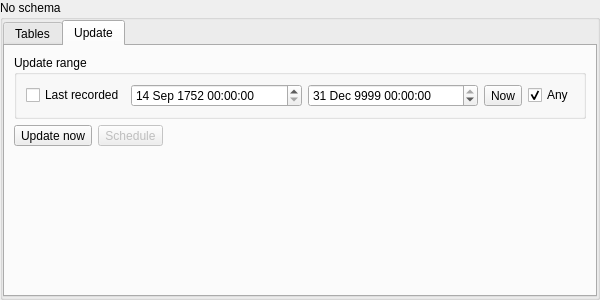
alexe-mgn/MCHSMediaAnalysis, file ui/UI/SchemaMenu.ui: the form before one commit.
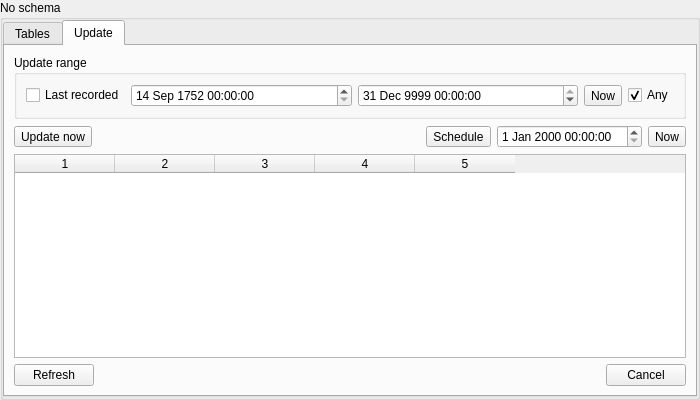
The form after the commit. The open tabs and pages were chosen to show the change.

Commit message: Created scheduled update system, fixed UserMenu empty table name.

```diff
--- a/ui/UI/SchemaMenu.ui
+++ b/ui/UI/SchemaMenu.ui
@@ -6,8 +6,8 @@
    <rect>
     <x>0</x>
     <y>0</y>
-    <width>600</width>
-    <height>300</height>
+    <width>700</width>
+    <height>400</height>
    </rect>
   </property>
   <property name="windowTitle">
@@ -250,10 +250,23 @@
            </property>
           </widget>
          </item>
+         <item>
+          <spacer name="horizontalSpacer">
+           <property name="orientation">
+            <enum>Qt::Horizontal</enum>
+           </property>
+           <property name="sizeHint" stdset="0">
+            <size>
+             <width>40</width>
+             <height>20</height>
+            </size>
+           </property>
+          </spacer>
+         </item>
          <item>
           <widget class="QToolButton" name="buttonSchedule">
            <property name="enabled">
-            <bool>false</bool>
+            <bool>true</bool>
            </property>
            <property name="text">
             <string>Schedule</string>
@@ -261,7 +274,50 @@
           </widget>
          </item>
          <item>
-          <spacer name="horizontalSpacer">
+          <widget class="QDateTimeEdit" name="valueScheduleDate">
+           <property name="toolTip">
+            <string>Update start time. Current timezone.</string>
+           </property>
+          </widget>
+         </item>
+         <item>
+          <widget class="QToolButton" name="buttonScheduleDateNow">
+           <property name="text">
+            <string>Now</string>
+           </property>
+          </widget>
+         </item>
+        </layout>
+       </item>
+       <item>
+        <widget class="QTableWidget" name="tableSchedule">
+         <property name="columnCount">
+          <number>5</number>
+         </property>
+         <column/>
+         <column/>
+         <column/>
+         <column/>
+         <column/>
+        </widget>
+       </item>
+       <item>
+        <layout class="QHBoxLayout" name="horizontalLayout">
+         <item>
+          <widget class="QPushButton" name="buttonRefreshSchedule">
+           <property name="sizePolicy">
+            <sizepolicy hsizetype="Fixed" vsizetype="Fixed">
+             <horstretch>0</horstretch>
+             <verstretch>0</verstretch>
+            </sizepolicy>
+           </property>
+           <property name="text">
+            <string>Refresh</string>
+           </property>
+          </widget>
+         </item>
+         <item>
+          <spacer name="horizontalSpacer_2">
            <property name="orientation">
             <enum>Qt::Horizontal</enum>
            </property>
@@ -273,21 +329,21 @@
            </property>
           </spacer>
          </item>
+         <item>
+          <widget class="QPushButton" name="buttonScheduleCancel">
+           <property name="sizePolicy">
+            <sizepolicy hsizetype="Fixed" vsizetype="Fixed">
+             <horstretch>0</horstretch>
+             <verstretch>0</verstretch>
+            </sizepolicy>
+           </property>
+           <property name="text">
+            <string>Cancel</string>
+           </property>
+          </widget>
+         </item>
         </layout>
        </item>
-       <item>
-        <spacer name="verticalSpacer">
-         <property name="orientation">
-          <enum>Qt::Vertical</enum>
-         </property>
-         <property name="sizeHint" stdset="0">
-          <size>
-           <width>20</width>
-           <height>40</height>
-          </size>
-         </property>
-        </spacer>
-       </item>
       </layout>
      </widget>
     </widget>
```
Left out of the diff: 6 changed lines with no effect on the pictures. The commit also changes 5 other files.
